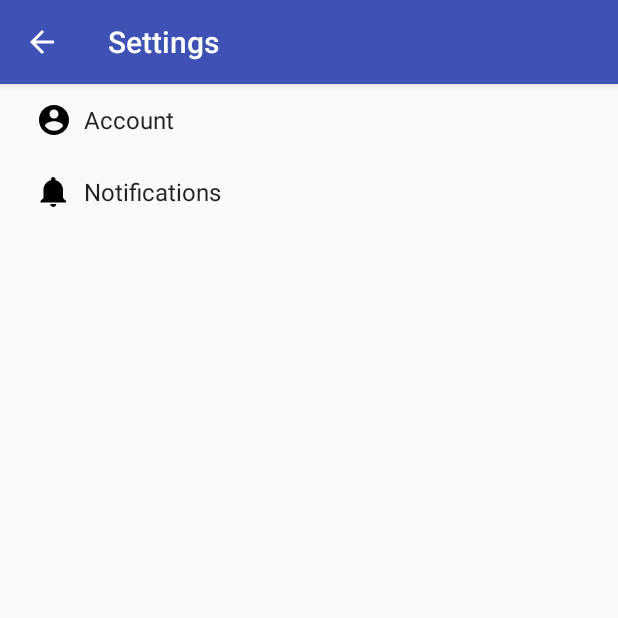
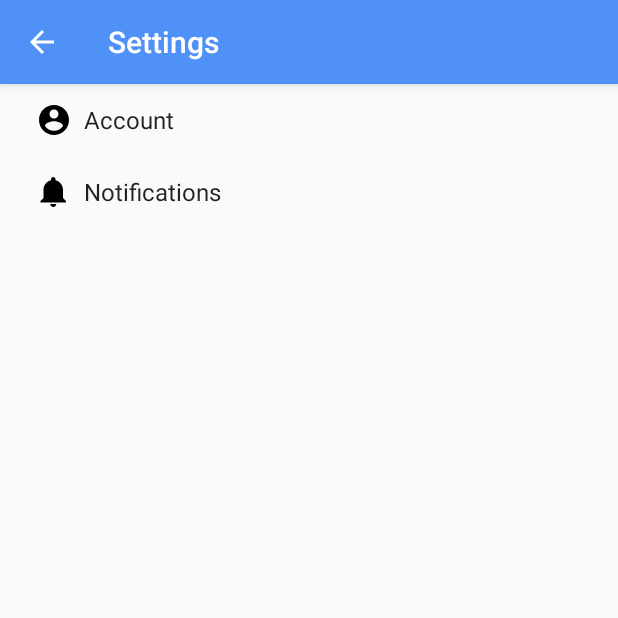
Before and after one commit to Synfax/PersonalProjectApp, an Android app: the SettingsActivity screen opened directly, with no data from a screen before it, on a phone screen of 412 x 824 dp, the top half of it. Run offline under Robolectric (Android 15) with nearby library versions, the phone set to English and light mode, and no system bars.

Commit message:
New color scheme

```diff
--- a/app/src/main/res/values/colors.xml
+++ b/app/src/main/res/values/colors.xml
@@ -1,7 +1,7 @@
 <?xml version="1.0" encoding="utf-8"?>
 <resources>
-    <color name="colorPrimary">#3f51b5</color>
-    <color name="colorPrimaryDark">#303f9f</color>
+    <color name="colorPrimary">#4F91F7</color>
+    <color name="colorPrimaryDark">#3f51b5</color>
     <color name="colorAccent">#ff4081</color>
     <color name="White">#ffffff</color>
     <color name="ListBackgroundColor">#0099ff</color>
@@ -9,4 +9,6 @@
     <color name="GrayText">#aaaaaa</color>
     <color name="ListBackColor">#5E6FC7</color>
     <color name="WebsiteBackgroundColor">#4F91F7</color>
+    <color name="oldColorPrimary">#3f51b5</color>
+    <color name="oldColorPrimaryDark">#303f9f</color>
 </resources>
```
